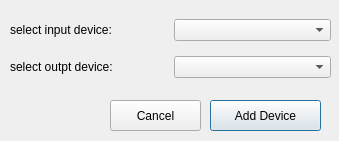
The window that addsounddev.ui (AWAH-SIP/AWAH-SIP_Desktop-GUI) describes before a commit, drawn with Qt 5.
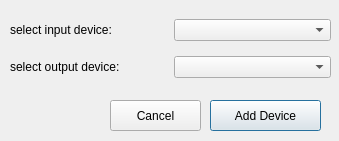
The same window after the commit.

```diff
--- a/addsounddev.ui
+++ b/addsounddev.ui
@@ -51,7 +51,7 @@
     <item row="1" column="0">
      <widget class="QLabel" name="label_outdev">
       <property name="text">
-       <string>select outpt device:</string>
+       <string>select output device:</string>
       </property>
      </widget>
     </item>
```
